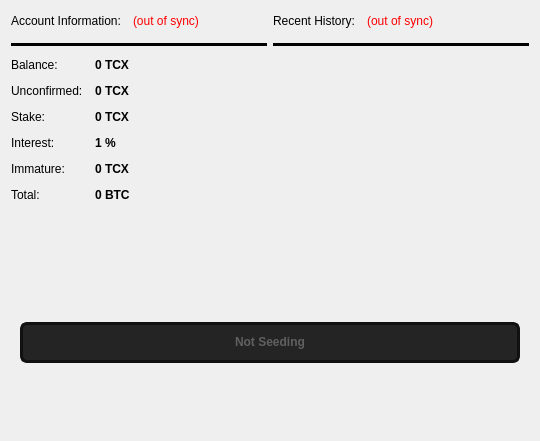
Qt form src/qt/forms/overviewpage.ui (TRCTeam/TCX) before a commit.
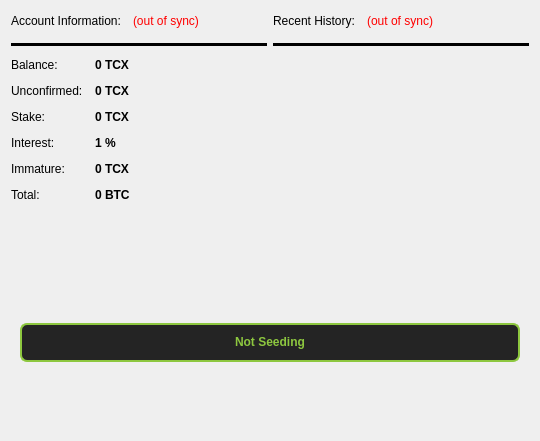
The same form after that commit.

Commit message:
checkpoints plus a little flare
Pre & Post POWCUTOFF checkpoints

```diff
--- a/src/qt/forms/overviewpage.ui
+++ b/src/qt/forms/overviewpage.ui
@@ -930,11 +930,11 @@
         <property name="styleSheet">
          <string notr="true">
 QProgressBar {
-     border: 3px solid #111111;
+     border: 2px solid #8dc73f;
      border-radius: 7px;
   	background-color: #242424;
 	text-align: center;
-	color: rgb(96, 96, 96);
+	color: rgb(141, 199, 63);
 	height: 35px;
  }
 
```
The commit also changes 2 other files.
